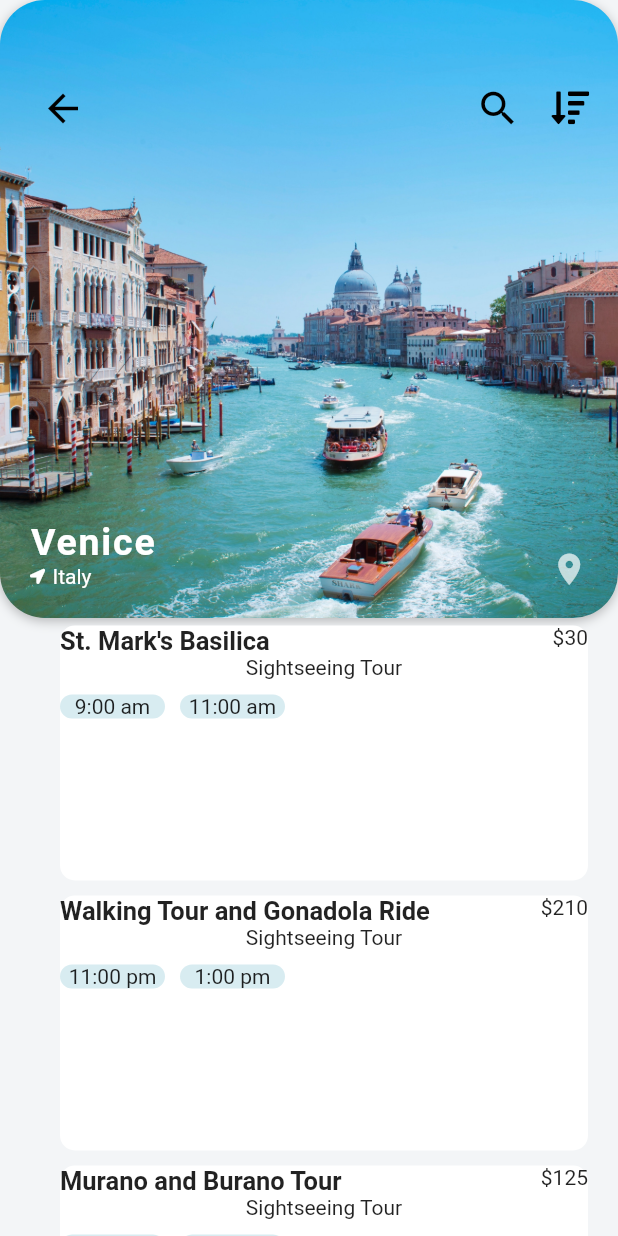
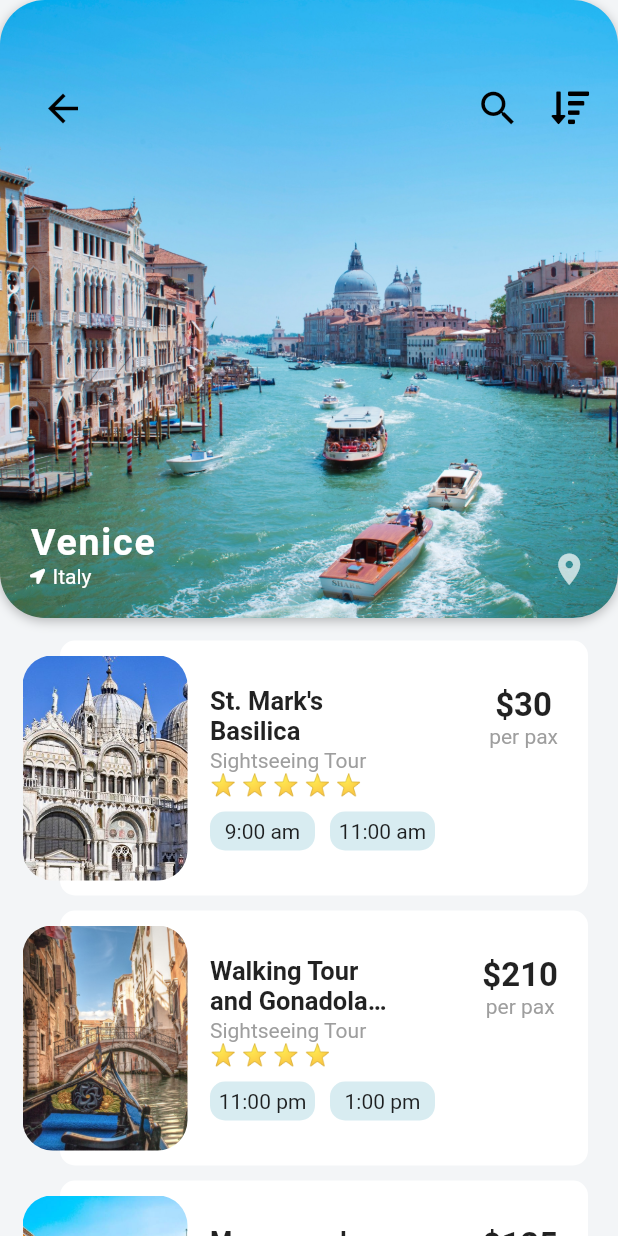
Before and after one commit to krishnapriyaR24/ngendo, a Flutter app: the screen it shows after launch, after a tap on an icon or button, on a phone screen of 412 x 824 dp. Run offline on Flutter 3.47's test engine with Material 2 defaults, Android fonts, the phone set to English and light mode, and no system bars; our stand-ins replace font_awesome_flutter; network calls fail.

Commit message:
polished destination page

```diff
--- a/lib/screens/destination_screen.dart
+++ b/lib/screens/destination_screen.dart
@@ -12,6 +12,15 @@ class DestinationScreen extends StatefulWidget {
 }
 
 class DestinationState extends State<DestinationScreen> {
+
+  _buildRatingStars(int rating){
+    String stars = "";
+    for(int i = 0; i < rating; i++){
+      stars += '⭐ ';
+    }
+    stars.trim();
+    return Text(stars);
+  }
   @override
   Widget build(BuildContext context) {
     return Scaffold(
@@ -108,6 +117,7 @@ class DestinationState extends State<DestinationScreen> {
         ]),
         Expanded(
           child: ListView.builder(
+            padding: EdgeInsets.only(top: 10.0, bottom: 15.0),
             itemCount: widget.destination.activities.length,
             itemBuilder: (BuildContext context, int index) {
               Activity activity = widget.destination.activities[index];
@@ -120,25 +130,42 @@ class DestinationState extends State<DestinationScreen> {
                     decoration: BoxDecoration(
                         color: Colors.white,
                         borderRadius: BorderRadius.circular(10.0)),
+                    child: Padding(
+                      padding:  EdgeInsets.fromLTRB(100.0, 20.0, 20.0, 20.0),
                       child: Column(
+                        crossAxisAlignment: CrossAxisAlignment.start,
+                        mainAxisAlignment: MainAxisAlignment.center,
                         children: <Widget>[
                           Row(
                             mainAxisAlignment: MainAxisAlignment.spaceBetween,
                             crossAxisAlignment: CrossAxisAlignment.start,
                             children: <Widget>[
-                            Text(
+                              Container(
+                                width: 120.0,
+                                child: Text(
                                   activity.name,
+                                  maxLines: 2,
+                                  overflow: TextOverflow.ellipsis,
                                   style: TextStyle(
-                                  fontSize: 17.0, fontWeight: FontWeight.w600),
+                                      fontSize: 17.0,
+                                      fontWeight: FontWeight.w600),
                                 ),
-                            Text('\$${activity.price}')
+                              ),
+                              Column(children: <Widget>[
+                                Text('\$${activity.price}',
+                                    style: TextStyle(
+                                        fontSize: 22.0,
+                                        fontWeight: FontWeight.w600)),
+                                        Text('per pax', style: TextStyle(color: Colors.grey))
+                              ])
                             ],
                           ),
-                        Text(activity.type),
-                        //_buildRatingStars(activity.rating),
+                          Text(activity.type, style: TextStyle(color: Colors.grey)),
+                          _buildRatingStars(activity.rating),
                           SizedBox(height: 10.0),
                           Row(children: <Widget>[
                             Container(
+                               padding: EdgeInsets.all(5.0),
                               width: 70.0,
                               decoration: BoxDecoration(
                                   color: Theme.of(context).accentColor,
@@ -148,6 +175,7 @@ class DestinationState extends State<DestinationScreen> {
                             ),
                             SizedBox(width: 10.0),
                             Container(
+                              padding: EdgeInsets.all(5.0),
                               width: 70.0,
                               decoration: BoxDecoration(
                                   color: Theme.of(context).accentColor,
@@ -157,6 +185,22 @@ class DestinationState extends State<DestinationScreen> {
                             )
                           ]),
                         ],
+                      ),
+                    ),
+                  ),
+                  Positioned(
+                    left: 15.0,
+                    bottom: 15.0,
+                    top: 15.0,
+                                      child: ClipRRect(
+                      borderRadius: BorderRadius.circular(20.0),
+                      child: Image(
+                        width: 110.0,
+                        fit: BoxFit.cover,
+                        image: AssetImage(
+                          activity.imageUrl
+                        ),
+                      )
                     ),
                   )
                 ],
```
Lines whose indentation alone changed are shown as unchanged.
